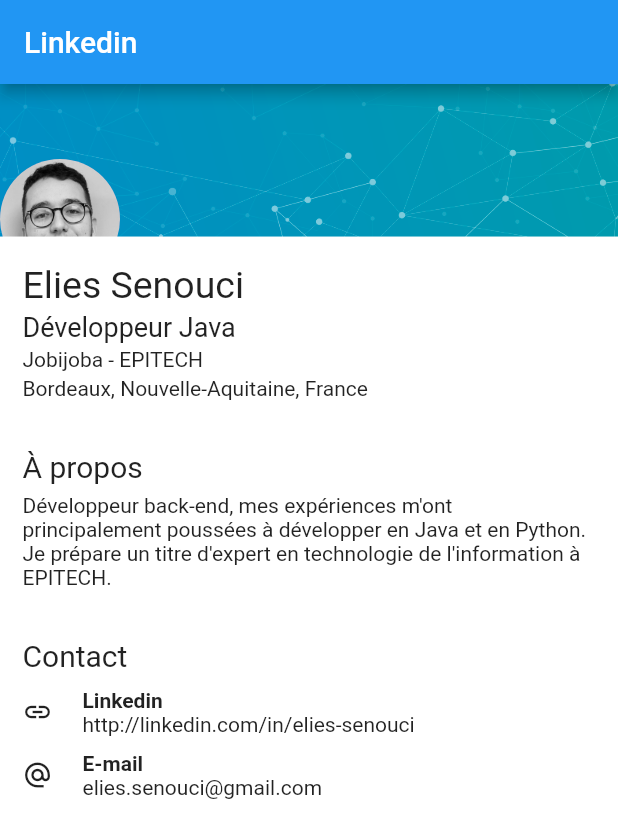
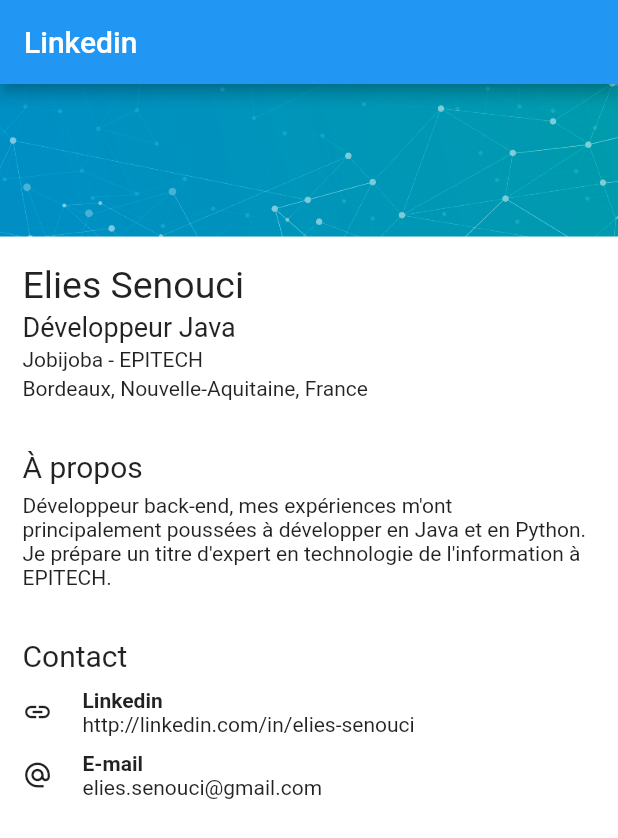
Before and after one commit to EliesSenouci/FlutterPlayground, a Flutter app: the screen it shows after launch, on a phone screen of 412 x 824 dp. Shown: the top 838 px of the screen. Run offline on Flutter 3.47's test engine with Material 2 defaults, Android fonts, the phone set to English and light mode, and no system bars.

Commit message:
remove profile picture - stable version v1

```diff
--- a/lib/main.dart
+++ b/lib/main.dart
@@ -2,7 +2,6 @@
 // Use of this source code is governed by a BSD-style license that can be
 // found in the LICENSE file.
 
-import 'package:flutter/foundation.dart';
 import 'package:flutter/material.dart';
 
 void main() => runApp(MyApp());
@@ -24,18 +23,7 @@ class MyApp extends StatelessWidget {
   Widget profile() {
     return ListView(
       children: [
-        Stack(
-          children: [
-            Image.asset('images/background.png'),
-            Positioned(
-              top: 50,
-              child: CircleAvatar(
-                backgroundImage: AssetImage('images/photo.jpeg'),
-                radius: 40,
-              ),
-            ),
-          ],
-        ),
+        Image.asset('images/background.png'),
         primarySection(),
         SizedBox(height: 3),
         aboutSection(),
@@ -129,6 +117,7 @@ class MyApp extends StatelessWidget {
     );
   }
 }
+
 class StackDemo extends StatelessWidget {
   @override
   Widget build(BuildContext context) {
```
